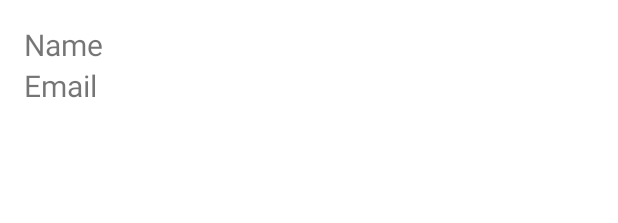
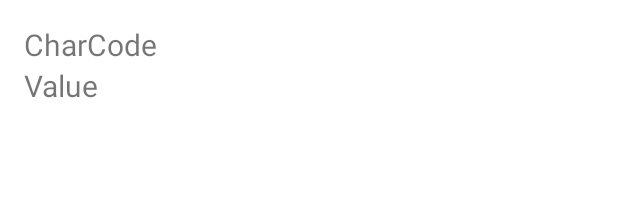
Before and after one commit to dsplushka/ExchangeRates, an Android app: the layout row.xml on its own in the app's theme, with its tools: preview values and no code run, on a phone screen of 412 x 824 dp. Shown: the top 223 px of the screen. Run offline under Robolectric (Android 15) with nearby library versions, the phone set to English and light mode, and no system bars; network calls fail.

Commit message:
second commit

```diff
--- a/app/src/main/java/com/darushina/a0203exchangerates/ListViewAdapter.java
+++ b/app/src/main/java/com/darushina/a0203exchangerates/ListViewAdapter.java
@@ -25,8 +25,8 @@ public class ListViewAdapter extends ArrayAdapter<Currency> {
     public View getView(int position, View convertView, ViewGroup parent) {
         LayoutInflater inflater = (LayoutInflater) context.getSystemService(Context.LAYOUT_INFLATER_SERVICE);
         View listViewItem = inflater.inflate(listLayout, null, false);
-        TextView name = listViewItem.findViewById(R.id.textViewName);
-        TextView email = listViewItem.findViewById(R.id.textViewEmail);
+        TextView name = listViewItem.findViewById(R.id.textViewCharCode);
+        TextView email = listViewItem.findViewById(R.id.textViewValue);
         name.setText(ratesList.get(position).getCharCode());
         email.setText(ratesList.get(position).getValue());
         return listViewItem;
--- a/app/src/main/res/layout/row.xml
+++ b/app/src/main/res/layout/row.xml
@@ -7,17 +7,17 @@
     android:padding="16dp">
 
     <TextView
-        android:id="@+id/textViewName"
+        android:id="@+id/textViewCharCode"
         android:layout_width="match_parent"
         android:layout_height="wrap_content"
-        android:text="@string/name"
+        android:text="@string/charcode"
         android:textSize="20sp"/>
 
     <TextView
-        android:id="@+id/textViewEmail"
+        android:id="@+id/textViewValue"
         android:layout_width="match_parent"
         android:layout_height="wrap_content"
-        android:text="@string/email"
+        android:text="@string/value"
         android:textSize="20sp"/>
 
     </LinearLayout>
--- a/app/src/main/res/values/strings.xml
+++ b/app/src/main/res/values/strings.xml
@@ -1,5 +1,5 @@
 <resources>
-    <string name="app_name">0203 Exchange Rates</string>
-    <string name="name">Name</string>
-    <string name="email">Email</string>
+    <string name="app_name">Exchange Rates</string>
+    <string name="charcode">CharCode</string>
+    <string name="value">Value</string>
 </resources>
```
Also changed, not shown: app/src/main/java/com/darushina/a0203exchangerates/MainActivity.java (+13 -25 lines).
